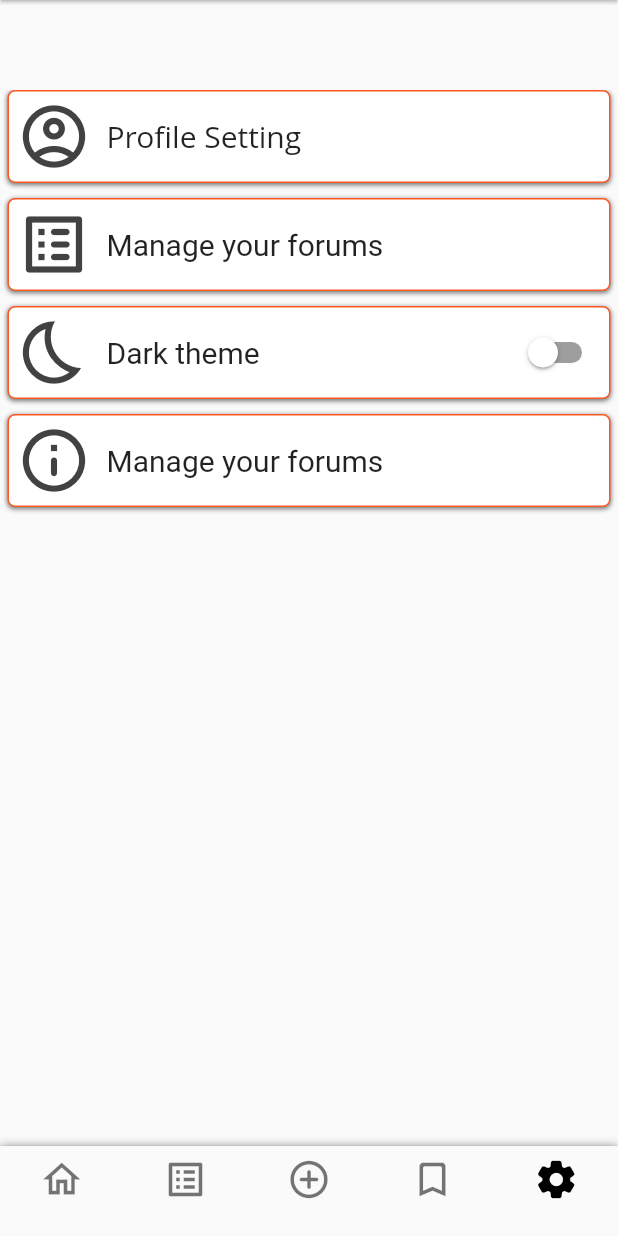
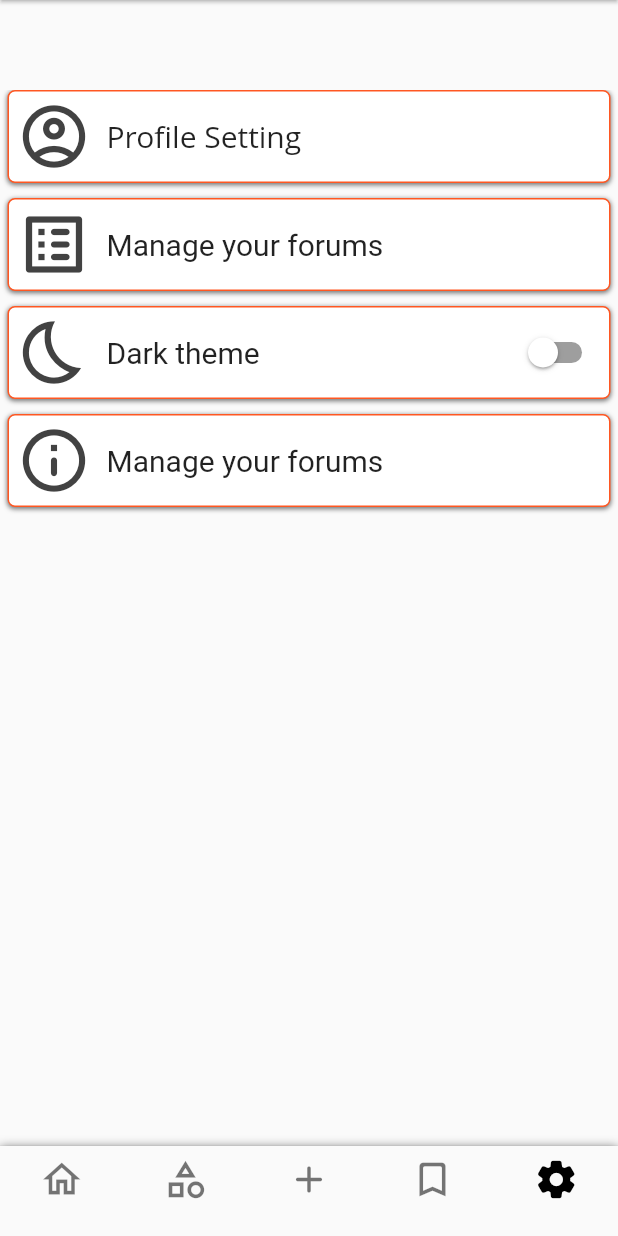
Before and after one commit to i4mShayan/Peddit, a Flutter app: the screen it shows after launch, swiped to page 5, on a phone screen of 412 x 824 dp. Run offline on Flutter 3.47's test engine with Material 2 defaults, Android fonts, the phone set to English and light mode, and no system bars; our stand-ins replace image_picker; network calls fail; Roboto replaces fonts that are missing (Open Sans).

Commit message:
navigation got ready for adding add_new_post_page.dart

```diff
--- a/lib/Screens/navigation_page.dart
+++ b/lib/Screens/navigation_page.dart
@@ -26,7 +26,11 @@ class _NavigationPageState extends State<NavigationPage> with SingleTickerProvid
   int _selectedIndex = Datas().navigationSelectedIndex;
 
   List<Widget> _screens = [
-    FeedPage() , ForumsPage() , AddNewPostPage() , SavedPostsPage() , SettingPage()
+    FeedPage(), ForumsPage(),
+    // AddNewPostPage(),
+    SizedBox(),
+    SavedPostsPage(),
+    SettingPage(),
   ];
 
   void _onPageChanged(int index) {
@@ -37,7 +41,12 @@ class _NavigationPageState extends State<NavigationPage> with SingleTickerProvid
 
   void _onItemTapped(int selectedIndex) {
     setState(() {
-      _pageController.animateToPage(selectedIndex, duration: Duration(milliseconds: 200), curve: Curves.ease);
+      if(selectedIndex==2){
+        Navigator.pushNamed(context, '/add_new_post_page');
+      }
+      else{
+        _pageController.animateToPage(selectedIndex, duration: Duration(milliseconds: 200), curve: Curves.ease);
+      }
     });
   }
 
@@ -58,7 +67,7 @@ class _NavigationPageState extends State<NavigationPage> with SingleTickerProvid
   }
 
 
-  double iconSizeWhenSelected=30;
+  double activeIconSize=30;
 
   @override
   Widget build(BuildContext context) {
@@ -90,23 +99,28 @@ class _NavigationPageState extends State<NavigationPage> with SingleTickerProvid
           type: BottomNavigationBarType.fixed,
           items: <BottomNavigationBarItem>[
             BottomNavigationBarItem(
-              icon: _selectedIndex==0 ? Icon(Icons.home, size: iconSizeWhenSelected):Icon(Icons.home_outlined),
+              icon :Icon(Icons.home_outlined),
+              activeIcon: Icon(Icons.home, size: activeIconSize),
               label: '',
             ),
             BottomNavigationBarItem(
-              icon: _selectedIndex==1 ? Icon(Icons.list_alt_rounded, size: iconSizeWhenSelected):Icon(Icons.list_alt_outlined),
+              icon:Icon(Icons.category_outlined),
+              activeIcon:  Icon(Icons.category_rounded, size: activeIconSize),
               label: '',
             ),
             BottomNavigationBarItem(
-              icon: _selectedIndex==2 ? Icon(Icons.add_circle_rounded, size: iconSizeWhenSelected,):Icon(Icons.add_circle_outline_rounded),
+              icon:Icon(Icons.add_rounded),
+              // activeIcon: Icon(Icons.add_circle_rounded, size: activeIconSize,),
               label: '',
             ),
             BottomNavigationBarItem(
-              icon: _selectedIndex==3 ? Icon(Icons.bookmark_rounded, size: iconSizeWhenSelected):Icon(Icons.bookmark_outline_rounded),
+              icon:Icon(Icons.bookmark_outline_rounded),
+              activeIcon: Icon(Icons.bookmark_rounded, size: activeIconSize),
               label: '',
             ),
             BottomNavigationBarItem(
-              icon: _selectedIndex==4 ? Icon(Icons.settings_rounded, size: iconSizeWhenSelected):Icon(Icons.settings_outlined),
+              icon:Icon(Icons.settings_outlined),
+              activeIcon: Icon(Icons.settings_rounded, size: activeIconSize),
               label: '',
             ),
           ],
```
